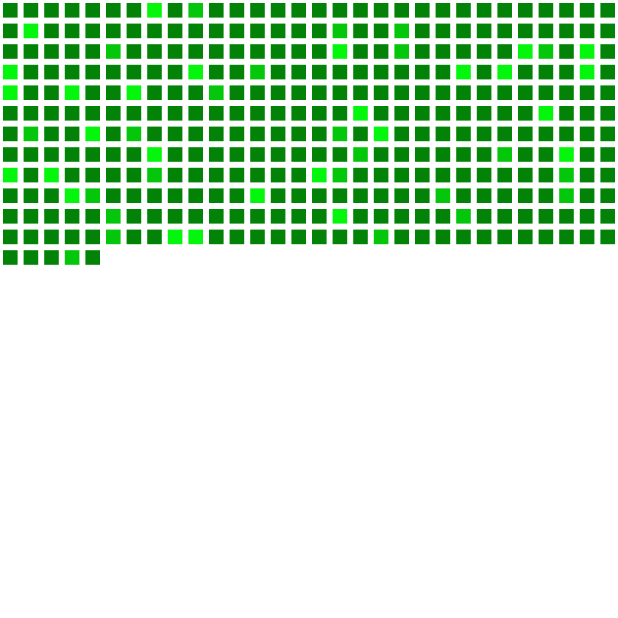
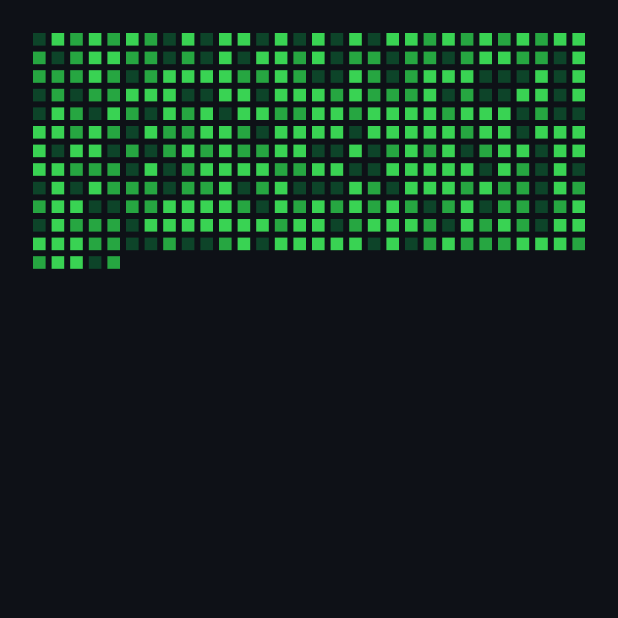
Before and after one commit to adityathakurxd/transactions, a Flutter app: the screen it shows after launch, on a phone screen of 412 x 824 dp, the top half of it. Run offline on Flutter 3.47's test engine with Material 3 defaults, Android fonts, the phone set to English and light mode, and no system bars; our stand-ins replace flutter_riverpod.

Commit message:
Fixed reponsiveness before submission

```diff
--- a/lib/models/transaction_model.dart
+++ b/lib/models/transaction_model.dart
@@ -53,6 +53,8 @@ class DailyTransactions {
       };
 }
 
+/// Code to generate some mock data for the grid
+
 List<DailyTransactions> generateMockData() {
   List<DailyTransactions> dailyTransactionsList = [];
   DateTime now = DateTime.now();
--- a/lib/providers/transaction_provider.dart
+++ b/lib/providers/transaction_provider.dart
@@ -2,5 +2,6 @@ import 'package:flutter_riverpod/flutter_riverpod.dart';
 import 'package:transactions/models/transaction_model.dart';
 
 final transactionProvider = FutureProvider.autoDispose((ref) async {
+  /// Code to generate some mock data, can be replaced with an API call to server
   return generateMockData();
 });
--- a/lib/screens/transaction_screen.dart
+++ b/lib/screens/transaction_screen.dart
@@ -12,12 +12,12 @@ class TransactionScreen extends StatelessWidget {
     return Consumer(
       builder: (context, ref, child) {
         final AsyncValue transactions = ref.watch(transactionProvider);
-
         return Center(
           child: switch (transactions) {
             AsyncData(:final value) => TransactionsGrid(transactions: value),
-            AsyncError(:final error) =>
-              Text('Oops, something unexpected happened $error'),
+            AsyncError(:final error) => Scaffold(
+                body: Text('Oops, something unexpected happened $error'),
+              ),
             _ => const CircularProgressIndicator(),
           },
         );
@@ -33,9 +33,16 @@ class TransactionsGrid extends StatelessWidget {
 
   @override
   Widget build(BuildContext context) {
-    return GridView.builder(
-      gridDelegate:
-          const SliverGridDelegateWithFixedCrossAxisCount(crossAxisCount: 30),
+    return Scaffold(
+      backgroundColor: const Color.fromARGB(255, 14, 17, 23),
+      body: Center(
+        child: SizedBox(
+          width: 600,
+          child: Padding(
+            padding: const EdgeInsets.all(20.0),
+            child: GridView.builder(
+              gridDelegate: const SliverGridDelegateWithFixedCrossAxisCount(
+                  crossAxisCount: 30),
               itemCount: transactions.length,
               itemBuilder: (context, index) {
                 Color color = _getColorForSpending(transactions[index].amount);
@@ -54,14 +61,17 @@ class TransactionsGrid extends StatelessWidget {
                                 title: Text(transaction.category),
                                 subtitle: Text(DateFormat.yMMMMd()
                                     .format(transactions[index].date)),
-                        trailing: Text(transaction.amount.toStringAsFixed(2)),
+                                trailing:
+                                    Text(transaction.amount.toStringAsFixed(2)),
                               );
                             },
                           );
                         },
                       );
                     } else {
-              print('No transaction available at index 1');
+                      ScaffoldMessenger.of(context).showSnackBar(const SnackBar(
+                        content: Text("No transaction available at the moment"),
+                      ));
                     }
                   },
                   child: Container(
@@ -70,18 +80,22 @@ class TransactionsGrid extends StatelessWidget {
                   ),
                 );
               },
+            ),
+          ),
+        ),
+      ),
     );
   }
 
   Color _getColorForSpending(double spending) {
     if (spending == 0) {
       return Colors.white;
-    } else if (spending < 50) {
-      return const Color.fromARGB(255, 5, 246, 13);
-    } else if (spending < 100) {
-      return const Color.fromARGB(255, 4, 198, 10);
+    } else if (spending < 200) {
+      return const Color.fromARGB(255, 13, 68, 41);
+    } else if (spending < 500) {
+      return const Color.fromARGB(255, 38, 166, 65);
     } else {
-      return const Color.fromARGB(255, 2, 130, 6);
+      return const Color.fromARGB(255, 57, 211, 83);
     }
   }
 }
```
Also changed, not shown: lib/main.dart (+7 -4 lines). Lines whose indentation alone changed are shown as unchanged.
